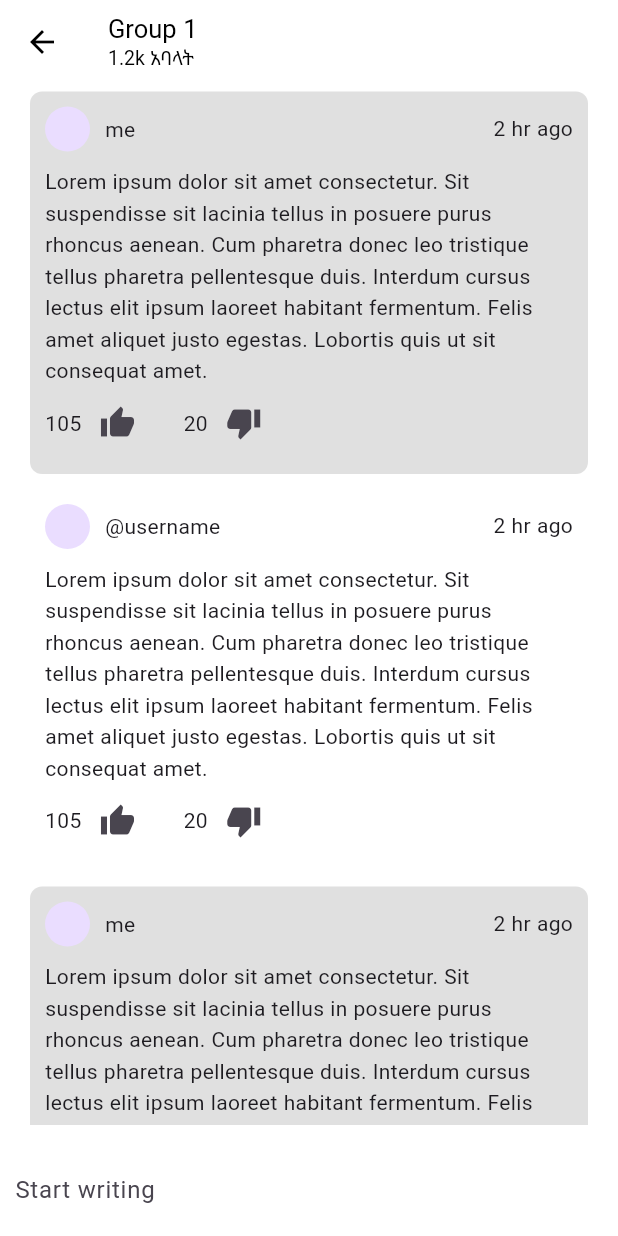
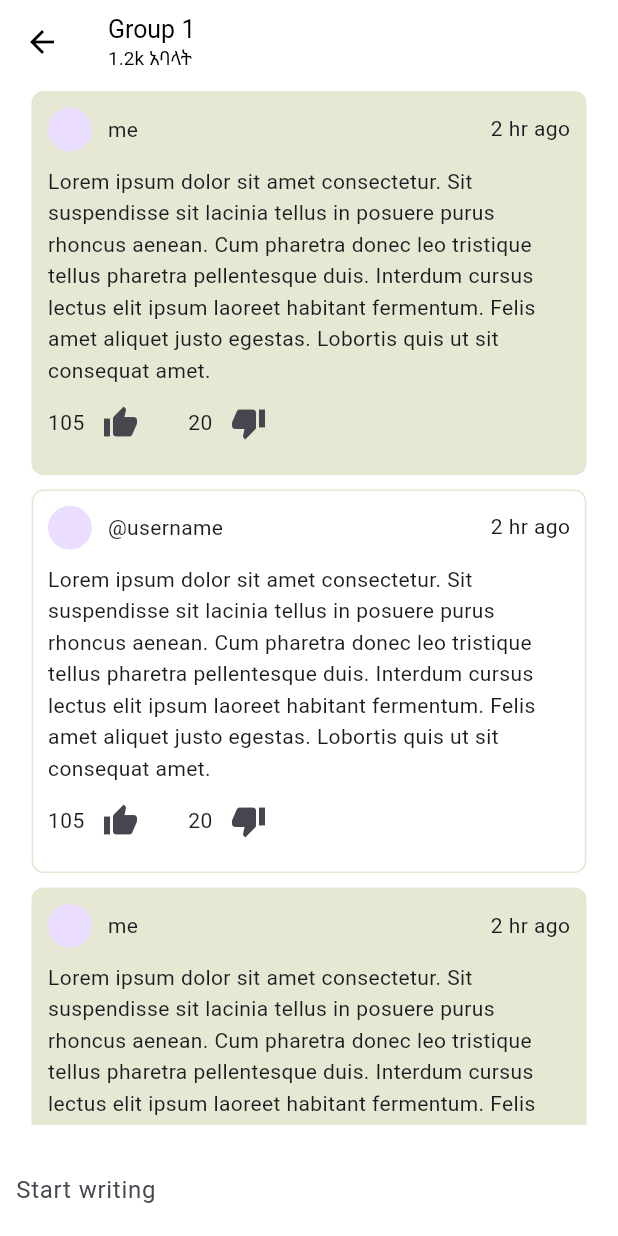
Before and after one commit to nathnael19/fm_radio, a Flutter app: the MyGroupChat screen opened directly, on a phone screen of 412 x 824 dp. Run offline on Flutter 3.47's test engine with Material 3 defaults, Android fonts, the phone set to English and light mode, and no system bars; our stand-ins replace audioplayers, flutter_screenutil, font_awesome_flutter, google_fonts, shared_preferences, smooth_page_indicator; accounts and stored records are empty.

Commit message:
update two and making start from pageview or onboarding page

```diff
--- a/lib/Auth/signin_page.dart
+++ b/lib/Auth/signin_page.dart
@@ -106,7 +106,7 @@ class _SigninPageState extends State<SigninPage> {
                       },
                     ),
 
-                    const SizedBox(height: 20),
+                    SizedBox(height: 20.h),
 
                     //Sign up redirect link
                     TextContainer(
@@ -121,7 +121,7 @@ class _SigninPageState extends State<SigninPage> {
                       leftText: "Don't have an account?",
                       rightText: "Sign up",
                     ),
-                    const SizedBox(height: 30),
+                    SizedBox(height: 30.h),
                   ],
                 ),
               ),
--- a/lib/Download/download_page.dart
+++ b/lib/Download/download_page.dart
@@ -75,8 +75,7 @@ class DownloadPage extends StatelessWidget {
                                   ),
                                 ),
                                 onTap: () {
-                                  Navigator.pop(context); // Close the sheet
-                                  // 🟢 TODO: Add delete logic here
+                                  Navigator.pop(context);
                                   ScaffoldMessenger.of(context).showSnackBar(
                                     SnackBar(
                                       content: Text(local.deleted_item_message),
--- a/lib/Group/my_group_chat.dart
+++ b/lib/Group/my_group_chat.dart
@@ -1,5 +1,6 @@
 import 'package:ethio_fm_radio/l10n/app_localizations.dart';
 import 'package:flutter/material.dart';
+import 'package:flutter_screenutil/flutter_screenutil.dart';
 
 class MyGroupChat extends StatelessWidget {
   const MyGroupChat({super.key});
@@ -8,22 +9,22 @@ class MyGroupChat extends StatelessWidget {
   Widget build(BuildContext context) {
     final local = AppLocalizations.of(context)!;
     return Scaffold(
-      backgroundColor: Colors.white.withAlpha(200),
+      backgroundColor: Colors.white,
       appBar: AppBar(
         elevation: 0,
         title: Column(
           crossAxisAlignment: CrossAxisAlignment.start,
           children: [
-            Text("Group 1", style: TextStyle(fontSize: 17)),
+            Text("Group 1", style: TextStyle(fontSize: 17.sp)),
             Text(
               "1.2k ${local.group_page_members}",
-              style: TextStyle(fontSize: 13),
+              style: TextStyle(fontSize: 13.sp),
             ),
           ],
         ),
       ),
       bottomNavigationBar: Container(
-        margin: EdgeInsets.symmetric(horizontal: 10, vertical: 5),
+        margin: EdgeInsets.symmetric(horizontal: 10.w, vertical: 5.h),
         child: TextField(
           decoration: InputDecoration(
             border: InputBorder.none,
@@ -88,11 +89,13 @@ class GroupChatContainer extends StatelessWidget {
   @override
   Widget build(BuildContext context) {
     return Container(
-      padding: EdgeInsets.all(10),
-      margin: EdgeInsets.symmetric(horizontal: 20, vertical: 5),
+      padding: EdgeInsets.all(10.r),
+      margin: EdgeInsets.symmetric(horizontal: 20.w, vertical: 5.h),
       decoration: BoxDecoration(
-        borderRadius: BorderRadius.circular(8),
-        color: isSender ? Colors.grey.shade300 : Colors.white,
+        border: Border.all(color: Color(0xEDE4E6D1), width: 1.w),
+
+        borderRadius: BorderRadius.circular(8.r),
+        color: isSender ? Color(0xEDE4E6D1) : Colors.white,
       ),
       child: Column(
         children: [
@@ -101,21 +104,21 @@ class GroupChatContainer extends StatelessWidget {
             children: [
               Row(
                 children: [
-                  CircleAvatar(radius: 15),
-                  SizedBox(width: 10),
+                  CircleAvatar(radius: 15.r),
+                  SizedBox(width: 10.w),
                   Text(username),
                 ],
               ),
               Text("${time.toString()} hr ago"),
             ],
           ),
-          SizedBox(height: 10),
+          SizedBox(height: 10.h),
           Text(content),
           Row(
             children: [
               Text(noLike.toString()),
               IconButton(onPressed: () {}, icon: Icon(Icons.thumb_up)),
-              SizedBox(width: 20),
+              SizedBox(width: 20.w),
               Text(noDislike.toString()),
               IconButton(onPressed: () {}, icon: Icon(Icons.thumb_down)),
             ],
--- a/lib/Home/News/comment_bottom_sheet.dart
+++ b/lib/Home/News/comment_bottom_sheet.dart
@@ -56,6 +56,7 @@ class _CommentBottomSheetState extends State<CommentBottomSheet> {
                 return Padding(
                   padding: EdgeInsets.all(8.0.r),
                   child: CommentCard(
+                    onReplyTap: () {},
                     username: "@someone",
                     time: "2hr ago",
                     content:
--- a/lib/Home/components/side_contaier.dart
+++ b/lib/Home/components/side_contaier.dart
@@ -2,7 +2,7 @@ import 'package:ethio_fm_radio/Home/News/comment_bottom_sheet.dart';
 import 'package:ethio_fm_radio/Home/components/side_container_icons.dart';
 import 'package:flutter/material.dart';
 import 'package:flutter_screenutil/flutter_screenutil.dart';
-import 'package:font_awesome_flutter/font_awesome_flutter.dart';
+// import 'package:font_awesome_flutter/font_awesome_flutter.dart';
 
 class SideContainer extends StatelessWidget {
   const SideContainer({super.key});
@@ -120,9 +120,7 @@ class SideContainer extends StatelessWidget {
                       SizedBox(width: 8.w),
                       IconButton(
                         icon: Icon(Icons.send, color: Colors.blueAccent),
-                        onPressed: () {
-                          // TODO: Handle send action
-                        },
+                        onPressed: () {},
                       ),
                     ],
                   ),
--- a/lib/bottom_navigation.dart
+++ b/lib/bottom_navigation.dart
@@ -1,14 +1,11 @@
 import 'package:ethio_fm_radio/Download/download_page.dart';
 import 'package:ethio_fm_radio/Group/group_page.dart';
 import 'package:ethio_fm_radio/Home/Live/home_page.dart';
-import 'package:ethio_fm_radio/Profile/profile_page.dart';
 import 'package:ethio_fm_radio/Saved/saved_page.dart';
 import 'package:flutter/material.dart';
 
 class MyBottomNavigation extends StatefulWidget {
-  final void Function(Locale)? onLocaleChange;
-
-  const MyBottomNavigation({super.key, this.onLocaleChange});
+  const MyBottomNavigation({super.key});
 
   @override
   State<MyBottomNavigation> createState() => _MyBottomNavigationState();
@@ -35,7 +32,6 @@ class _MyBottomNavigationState extends State<MyBottomNavigation> {
       const GroupPage(),
       const DownloadPage(),
       const SavedPage(),
-      ProfilePage(onLocaleChange: widget.onLocaleChange), // ✅ inject callback
     ];
   }
 
--- a/lib/main.dart
+++ b/lib/main.dart
@@ -1,9 +1,8 @@
+import 'package:ethio_fm_radio/my_page_view.dart';
 import 'package:flutter/material.dart';
-import 'package:flutter_localizations/flutter_localizations.dart';
 import 'package:flutter_screenutil/flutter_screenutil.dart';
 import 'package:ethio_fm_radio/theme/theme_data.dart';
 import 'package:ethio_fm_radio/l10n/app_localizations.dart';
-import 'package:ethio_fm_radio/bottom_navigation.dart';
 import 'package:shared_preferences/shared_preferences.dart';
 
 void main() async {
@@ -56,7 +55,7 @@ class _MyAppState extends State<MyApp> {
           localizationsDelegates: AppLocalizations.localizationsDelegates,
           supportedLocales: AppLocalizations.supportedLocales,
           locale: _locale,
-          home: MyBottomNavigation(onLocaleChange: _setLocale),
+          home: MyPageView(onLocaleChange: _setLocale),
         );
       },
     );
```
Also changed, not shown: lib/Home/News/comment_card.dart (+9 -4 lines), lib/Home/components/wether_service.dart (+3 -4 lines), lib/Home/components/whether_list_cards.dart (+21 -10 lines), lib/my_page_view.dart (+11 -1 lines).
